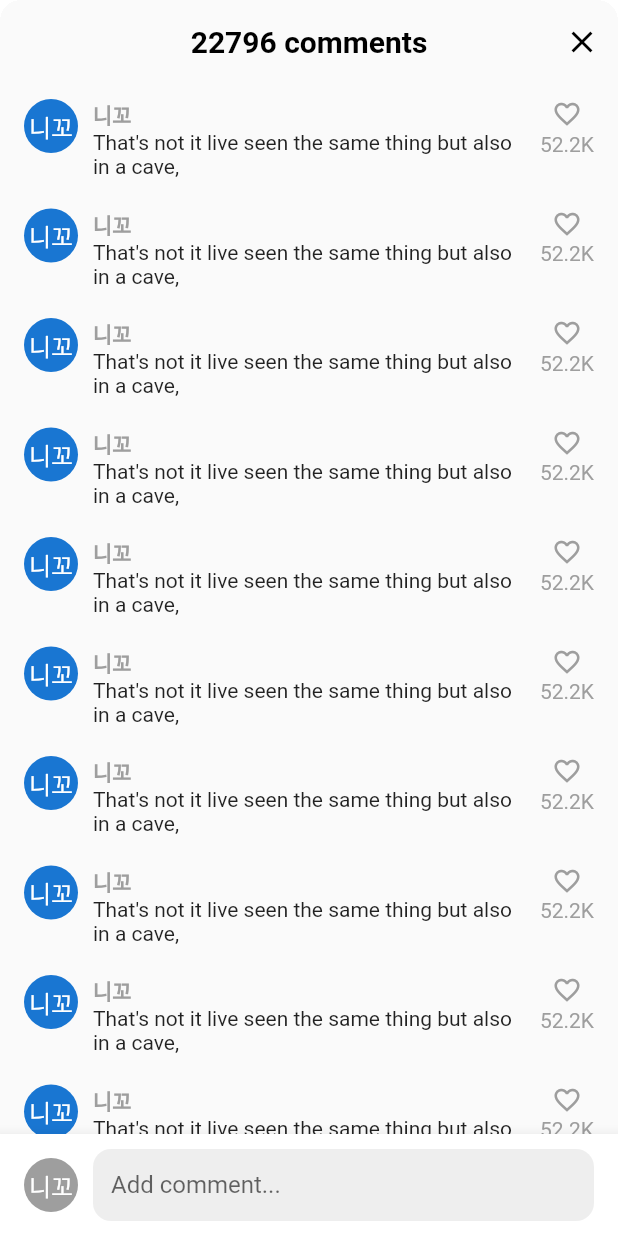
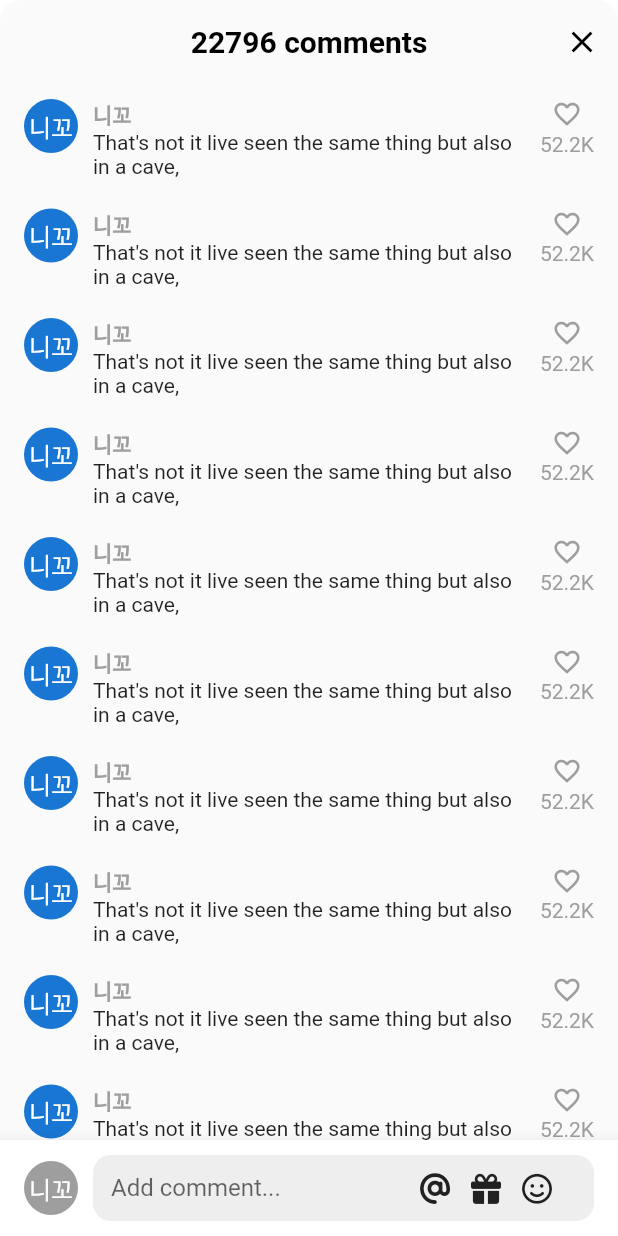
Before and after one commit to ghrms80/tiktok_clone_re0, a Flutter app: the VideoComments screen opened directly, on a phone screen of 412 x 824 dp. Run offline on Flutter 3.47's test engine with Material 2 defaults, Android fonts, the phone set to English and light mode, and no system bars; our stand-ins replace font_awesome_flutter, marquee, video_player, visibility_detector; network calls fail.

```diff
--- a/lib/features/videos/widgets/video_comments.dart
+++ b/lib/features/videos/widgets/video_comments.dart
@@ -1,4 +1,5 @@
 import 'package:flutter/material.dart';
+import 'package:font_awesome_flutter/font_awesome_flutter.dart';
 import 'package:tiktoc_clne_re0/constant/gaps.dart';
 
 class VideoComments extends StatefulWidget {
@@ -9,8 +10,23 @@ class VideoComments extends StatefulWidget {
 }
 
 class _VideoCommentsState extends State<VideoComments> {
+  bool _isWriting = false;
+
   void _onClosePressed() {
     Navigator.of(context).pop();
+  }
+
+  void _stopWriting() {
+    FocusScope.of(context).unfocus();
+    setState(() {
+      _isWriting = false;
+    });
+  }
+
+  void _onStartWriting() {
+    setState(() {
+      _isWriting = true;
+    });
   }
 
   @override
@@ -36,7 +52,9 @@ class _VideoCommentsState extends State<VideoComments> {
             ),
           ],
         ),
-        body: Stack(
+        body: GestureDetector(
+          onTap: _stopWriting,
+          child: Stack(
             children: [
               ListView.separated(
                 padding: const EdgeInsets.symmetric(
@@ -113,7 +131,14 @@ class _VideoCommentsState extends State<VideoComments> {
                         ),
                         Gaps.h10,
                         Expanded(
+                          child: SizedBox(
+                            height: 44,
                             child: TextField(
+                              onTap: _onStartWriting,
+                              expands: true,
+                              minLines: null,
+                              maxLines: null,
+                              textInputAction: TextInputAction.newline,
                               cursorColor: Theme.of(context).primaryColor,
                               decoration: InputDecoration(
                                 hintText: "Add comment...",
@@ -124,8 +149,45 @@ class _VideoCommentsState extends State<VideoComments> {
                                 filled: true,
                                 fillColor: Colors.grey.shade200,
                                 contentPadding: const EdgeInsets.symmetric(
-                              vertical: 10,
+                                  // vertical: 10,
                                   horizontal: 12,
+                                ),
+                                suffixIcon: Padding(
+                                  padding: const EdgeInsets.only(right: 14),
+                                  child: Row(
+                                    mainAxisSize: MainAxisSize.min,
+                                    children: [
+                                      FaIcon(
+                                        FontAwesomeIcons.at,
+                                        color: Colors.grey.shade900,
+                                        size: 20,
+                                      ),
+                                      Gaps.h14,
+                                      FaIcon(
+                                        FontAwesomeIcons.gift,
+                                        color: Colors.grey.shade900,
+                                        size: 20,
+                                      ),
+                                      Gaps.h14,
+                                      FaIcon(
+                                        FontAwesomeIcons.faceSmile,
+                                        color: Colors.grey.shade900,
+                                        size: 20,
+                                      ),
+                                      Gaps.h14,
+                                      if (_isWriting)
+                                        GestureDetector(
+                                          onTap: _stopWriting,
+                                          child: FaIcon(
+                                            FontAwesomeIcons.circleArrowUp,
+                                            color:
+                                                Theme.of(context).primaryColor,
+                                            size: 24,
+                                          ),
+                                        ),
+                                    ],
+                                  ),
+                                ),
                               ),
                             ),
                           ),
@@ -138,6 +200,7 @@ class _VideoCommentsState extends State<VideoComments> {
             ],
           ),
         ),
+      ),
     );
   }
 }
```
Lines whose indentation alone changed are shown as unchanged.
